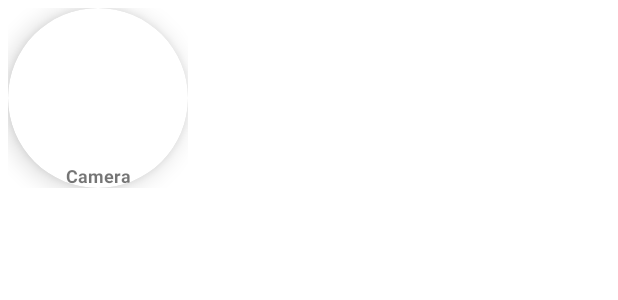
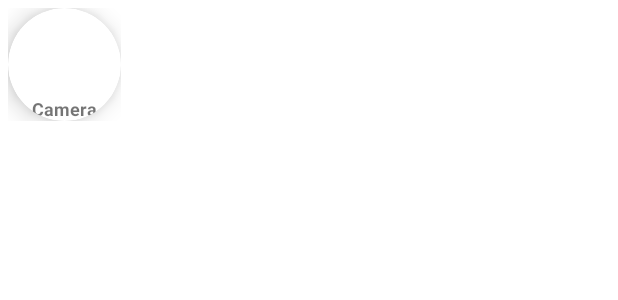
Before and after one commit to Kajal13081/Gallery-Application, an Android app: the layout album_view.xml on its own in the app's theme, with its tools: preview values and no code run, on a phone screen of 412 x 824 dp. Shown: the top 300 px of the screen. Run offline under Robolectric (Android 15) with nearby library versions, the phone set to English and light mode, and no system bars.

Commit message:
Reduced album view size

```diff
--- a/app/src/main/res/layout/album_view.xml
+++ b/app/src/main/res/layout/album_view.xml
@@ -13,8 +13,8 @@
         android:layout_height="wrap_content">
 
         <androidx.cardview.widget.CardView
-            android:layout_width="120dp"
-            android:layout_height="120dp"
+            android:layout_width="75dp"
+            android:layout_height="75dp"
             android:padding="5dp"
             app:cardCornerRadius="120dp"
             app:cardElevation="10dp"
```
